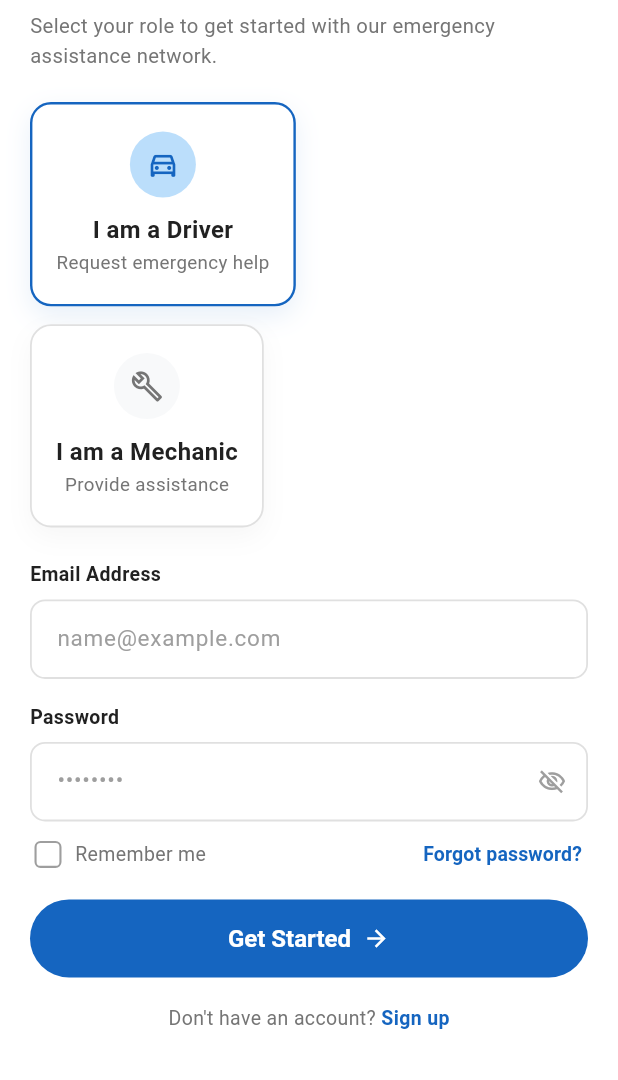
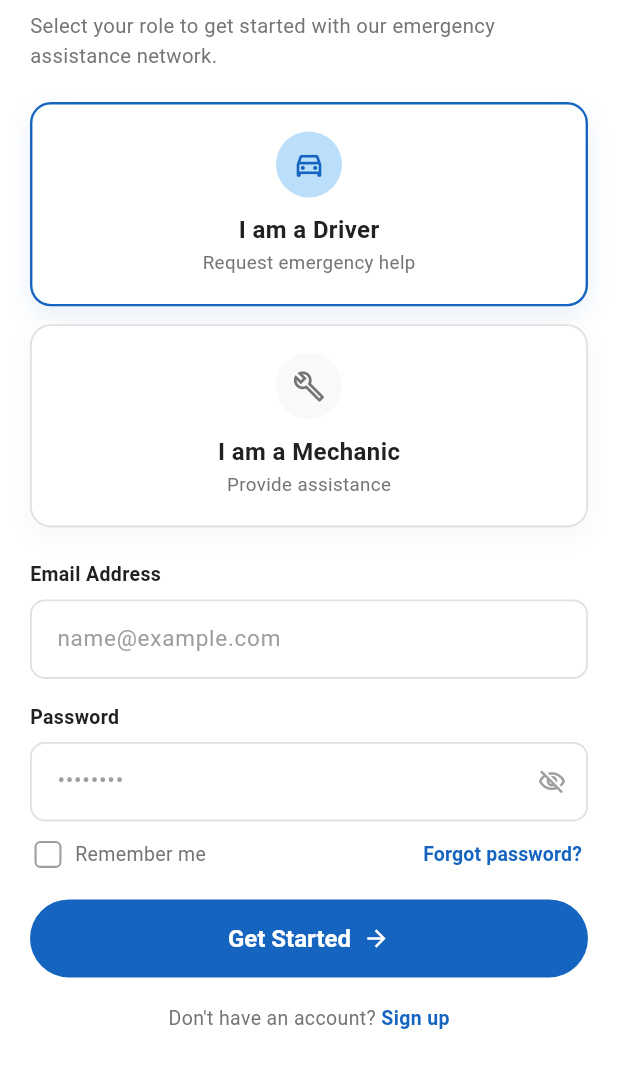
Before and after one commit to Fabien5050/autorescue_app, a Flutter app: the screen it shows after launch, on a phone screen of 412 x 824 dp, the part 156-1236 px from its top. Run offline on Flutter 3.47's test engine with Material 3 defaults, Android fonts, the phone set to English and light mode, and no system bars; our stand-ins replace file_picker, fl_chart, flutter_local_notifications, geolocator, google_maps_flutter, image_picker and 4 more; missing offline and left inert: agora_rtc_engine, stomp_dart_client; accounts and stored records are empty.

Commit message:
Extend role cards to full screen width on role selection screen

```diff
--- a/lib/screens/login_screen.dart
+++ b/lib/screens/login_screen.dart
@@ -129,7 +129,7 @@ class _LoginScreenState extends State<LoginScreen> {
           child: Form(
             key: _formKey,
             child: Column(
-              crossAxisAlignment: CrossAxisAlignment.start,
+              crossAxisAlignment: CrossAxisAlignment.stretch,
               children: <Widget>[
                 const _Header(),
                 const SizedBox(height: 26),
--- a/lib/widgets/role_card.dart
+++ b/lib/widgets/role_card.dart
@@ -26,6 +26,7 @@ class RoleCard extends StatelessWidget {
       selected: selected,
       label: '$title. $subtitle',
       child: AnimatedContainer(
+        width: double.infinity,
         duration: const Duration(milliseconds: 180),
         curve: Curves.easeOut,
         decoration: BoxDecoration(
```
